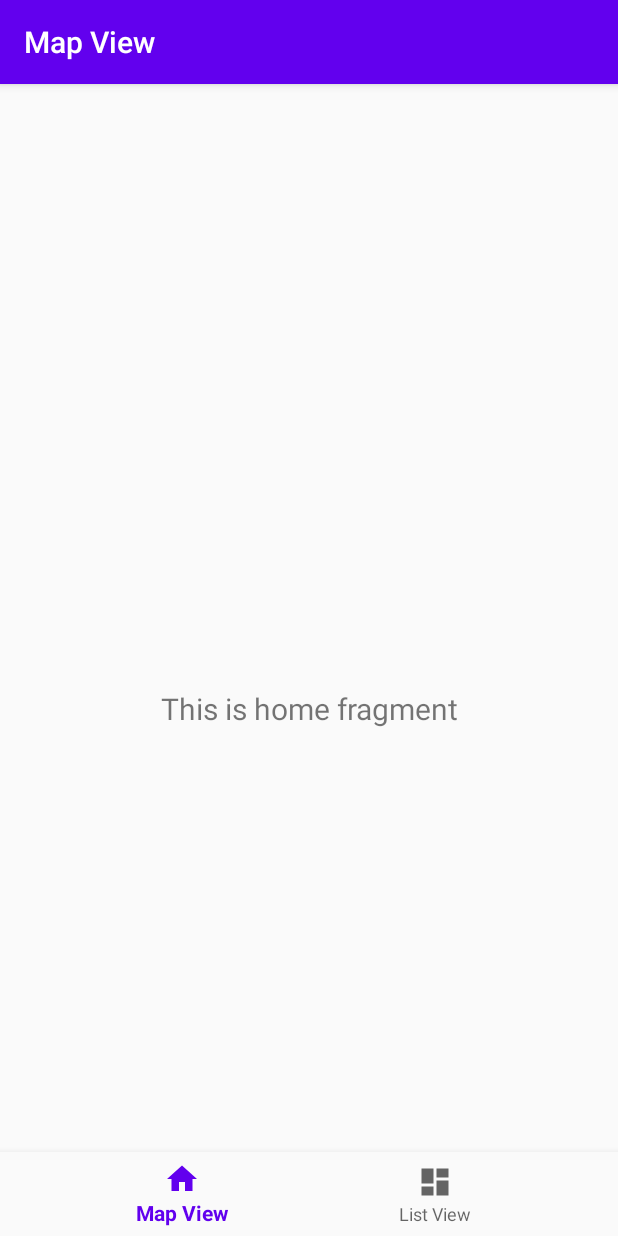
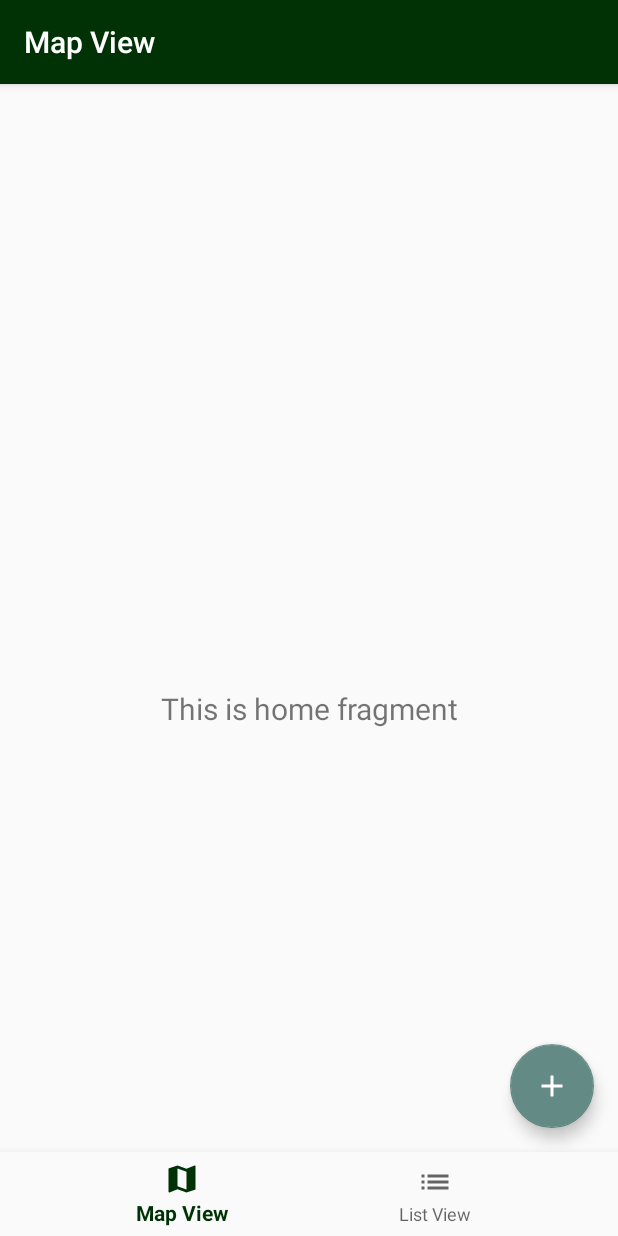
Before and after one commit to LynetteGao/tripper, an Android app: the screen it shows after launch (HomePage), on a phone screen of 412 x 824 dp. Run offline under Robolectric (Android 15) with nearby library versions, the phone set to English and light mode, and no system bars; our stand-ins replace navigation-ui.

Commit message:
simple styling for home page activity

```diff
--- /dev/null
+++ b/app/src/main/res/drawable/ic_add_black_24dp.xml
@@ -0,0 +1,9 @@
+<vector xmlns:android="http://schemas.android.com/apk/res/android"
+        android:width="24dp"
+        android:height="24dp"
+        android:viewportWidth="24.0"
+        android:viewportHeight="24.0">
+    <path
+        android:fillColor="#FF000000"
+        android:pathData="M19,13h-6v6h-2v-6H5v-2h6V5h2v6h6v2z"/>
+</vector>
--- /dev/null
+++ b/app/src/main/res/drawable/ic_add_white_24dp.xml
@@ -0,0 +1,5 @@
+<vector android:height="24dp" android:tint="#FFFFFF"
+    android:viewportHeight="24.0" android:viewportWidth="24.0"
+    android:width="24dp" xmlns:android="http://schemas.android.com/apk/res/android">
+    <path android:fillColor="#FF000000" android:pathData="M19,13h-6v6h-2v-6H5v-2h6V5h2v6h6v2z"/>
+</vector>
--- /dev/null
+++ b/app/src/main/res/drawable/ic_list_black_24dp.xml
@@ -0,0 +1,9 @@
+<vector xmlns:android="http://schemas.android.com/apk/res/android"
+        android:width="24dp"
+        android:height="24dp"
+        android:viewportWidth="24.0"
+        android:viewportHeight="24.0">
+    <path
+        android:fillColor="#FF000000"
+        android:pathData="M3,13h2v-2L3,11v2zM3,17h2v-2L3,15v2zM3,9h2L5,7L3,7v2zM7,13h14v-2L7,11v2zM7,17h14v-2L7,15v2zM7,7v2h14L21,7L7,7z"/>
+</vector>
--- /dev/null
+++ b/app/src/main/res/drawable/ic_map_black_24dp.xml
@@ -0,0 +1,9 @@
+<vector xmlns:android="http://schemas.android.com/apk/res/android"
+        android:width="24dp"
+        android:height="24dp"
+        android:viewportWidth="24.0"
+        android:viewportHeight="24.0">
+    <path
+        android:fillColor="#FF000000"
+        android:pathData="M20.5,3l-0.16,0.03L15,5.1 9,3 3.36,4.9c-0.21,0.07 -0.36,0.25 -0.36,0.48V20.5c0,0.28 0.22,0.5 0.5,0.5l0.16,-0.03L9,18.9l6,2.1 5.64,-1.9c0.21,-0.07 0.36,-0.25 0.36,-0.48V3.5c0,-0.28 -0.22,-0.5 -0.5,-0.5zM15,19l-6,-2.11V5l6,2.11V19z"/>
+</vector>
--- a/app/src/main/res/layout/activity_home_page.xml
+++ b/app/src/main/res/layout/activity_home_page.xml
@@ -1,6 +1,7 @@
 <?xml version="1.0" encoding="utf-8"?>
 <androidx.constraintlayout.widget.ConstraintLayout xmlns:android="http://schemas.android.com/apk/res/android"
     xmlns:app="http://schemas.android.com/apk/res-auto"
+    xmlns:tools="http://schemas.android.com/tools"
     android:id="@+id/container"
     android:layout_width="match_parent"
     android:layout_height="match_parent"
@@ -10,8 +11,6 @@
         android:id="@+id/nav_view"
         android:layout_width="0dp"
         android:layout_height="wrap_content"
-        android:layout_marginStart="0dp"
-        android:layout_marginEnd="0dp"
         android:background="?android:attr/windowBackground"
         app:layout_constraintBottom_toBottomOf="parent"
         app:layout_constraintLeft_toLeftOf="parent"
@@ -30,4 +29,15 @@
         app:layout_constraintTop_toTopOf="parent"
         app:navGraph="@navigation/mobile_navigation" />
 
+    <com.google.android.material.floatingactionbutton.FloatingActionButton
+        android:id="@+id/btnAddNewTrip"
+        android:layout_width="wrap_content"
+        android:layout_height="wrap_content"
+        android:layout_marginEnd="16dp"
+        android:layout_marginBottom="16dp"
+        android:clickable="true"
+        app:layout_constraintBottom_toTopOf="@+id/nav_view"
+        app:layout_constraintEnd_toEndOf="parent"
+        app:srcCompat="@drawable/ic_add_white_24dp" />
+
 </androidx.constraintlayout.widget.ConstraintLayout>
--- a/app/src/main/res/menu/bottom_nav_menu.xml
+++ b/app/src/main/res/menu/bottom_nav_menu.xml
@@ -3,12 +3,12 @@
 
     <item
         android:id="@+id/navigation_home"
-        android:icon="@drawable/ic_home_black_24dp"
+        android:icon="@drawable/ic_map_black_24dp"
         android:title="@string/title_map_view" />
 
     <item
         android:id="@+id/navigation_dashboard"
-        android:icon="@drawable/ic_dashboard_black_24dp"
+        android:icon="@drawable/ic_list_black_24dp"
         android:title="@string/title_list_view" />
 
 
--- a/app/src/main/res/values/colors.xml
+++ b/app/src/main/res/values/colors.xml
@@ -1,6 +1,6 @@
 <?xml version="1.0" encoding="utf-8"?>
 <resources>
-    <color name="colorPrimary">#6200EE</color>
-    <color name="colorPrimaryDark">#3700B3</color>
-    <color name="colorAccent">#03DAC5</color>
+    <color name="colorPrimary">#003205</color>
+    <color name="colorPrimaryDark">#003205</color>
+    <color name="colorAccent">#648A85</color>
 </resources>
```
